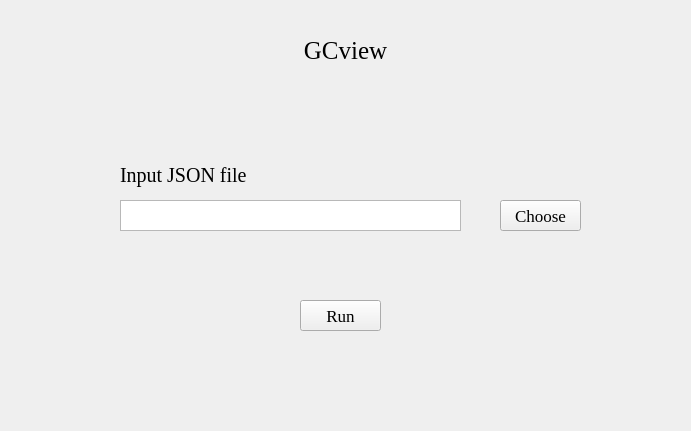
The window that GCview.ui (hzaurzli/MicroWorldOmics) describes before a commit, drawn with Qt 5.
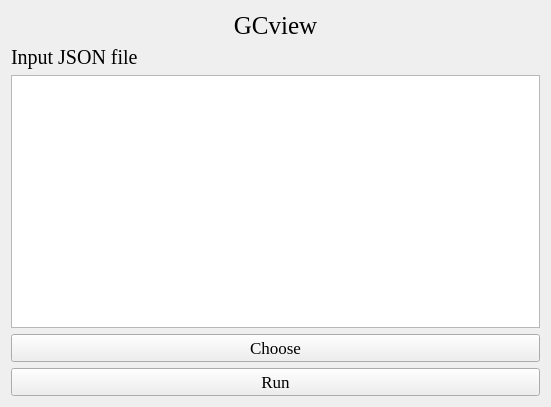
The same window after the commit. Icons and pictures are not drawn.

```diff
--- a/GCview.ui
+++ b/GCview.ui
@@ -6,8 +6,8 @@
    <rect>
     <x>0</x>
     <y>0</y>
-    <width>691</width>
-    <height>431</height>
+    <width>551</width>
+    <height>407</height>
    </rect>
   </property>
   <property name="windowTitle">
@@ -16,28 +16,18 @@
   <property name="styleSheet">
    <string notr="true">background-image: url(D:/Documents/Desktop/bb.png)</string>
   </property>
+  <layout class="QGridLayout" name="gridLayout_2">
+   <item row="0" column="0">
+    <layout class="QGridLayout" name="gridLayout">
+     <item row="2" column="0">
   <widget class="QTextBrowser" name="textBrowser_2">
-   <property name="geometry">
-    <rect>
-     <x>120</x>
-     <y>200</y>
-     <width>341</width>
-     <height>31</height>
-    </rect>
-   </property>
    <property name="styleSheet">
     <string notr="true">background-image: url(D:/Documents/Desktop/white.png)</string>
    </property>
   </widget>
+     </item>
+     <item row="0" column="0">
   <widget class="QLabel" name="label">
-   <property name="geometry">
-    <rect>
-     <x>300</x>
-     <y>30</y>
-     <width>91</width>
-     <height>41</height>
-    </rect>
-   </property>
    <property name="font">
     <font>
      <family>Times New Roman</family>
@@ -51,15 +41,22 @@
     <set>Qt::AlignCenter</set>
    </property>
   </widget>
+     </item>
+     <item row="3" column="0">
+      <widget class="QPushButton" name="pushButton_2">
+       <property name="font">
+        <font>
+         <family>Times New Roman</family>
+         <pointsize>13</pointsize>
+        </font>
+       </property>
+       <property name="text">
+        <string>Choose</string>
+       </property>
+      </widget>
+     </item>
+     <item row="1" column="0">
   <widget class="QLabel" name="label_2">
-   <property name="geometry">
-    <rect>
-     <x>120</x>
-     <y>160</y>
-     <width>161</width>
-     <height>31</height>
-    </rect>
-   </property>
    <property name="font">
     <font>
      <family>Times New Roman</family>
@@ -73,34 +70,9 @@
     <set>Qt::AlignLeading|Qt::AlignLeft|Qt::AlignVCenter</set>
    </property>
   </widget>
-  <widget class="QPushButton" name="pushButton_2">
-   <property name="geometry">
-    <rect>
-     <x>500</x>
-     <y>200</y>
-     <width>81</width>
-     <height>31</height>
-    </rect>
-   </property>
-   <property name="font">
-    <font>
-     <family>Times New Roman</family>
-     <pointsize>13</pointsize>
-    </font>
-   </property>
-   <property name="text">
-    <string>Choose</string>
-   </property>
-  </widget>
+     </item>
+     <item row="4" column="0">
   <widget class="QPushButton" name="pushButton">
-   <property name="geometry">
-    <rect>
-     <x>300</x>
-     <y>300</y>
-     <width>81</width>
-     <height>31</height>
-    </rect>
-   </property>
    <property name="font">
     <font>
      <family>Times New Roman</family>
@@ -111,6 +83,10 @@
     <string>Run</string>
    </property>
   </widget>
+     </item>
+    </layout>
+   </item>
+  </layout>
  </widget>
  <resources/>
  <connections/>
```
Left out of the diff: 2 changed lines with no effect on the pictures. Lines whose indentation alone changed are shown as unchanged.
